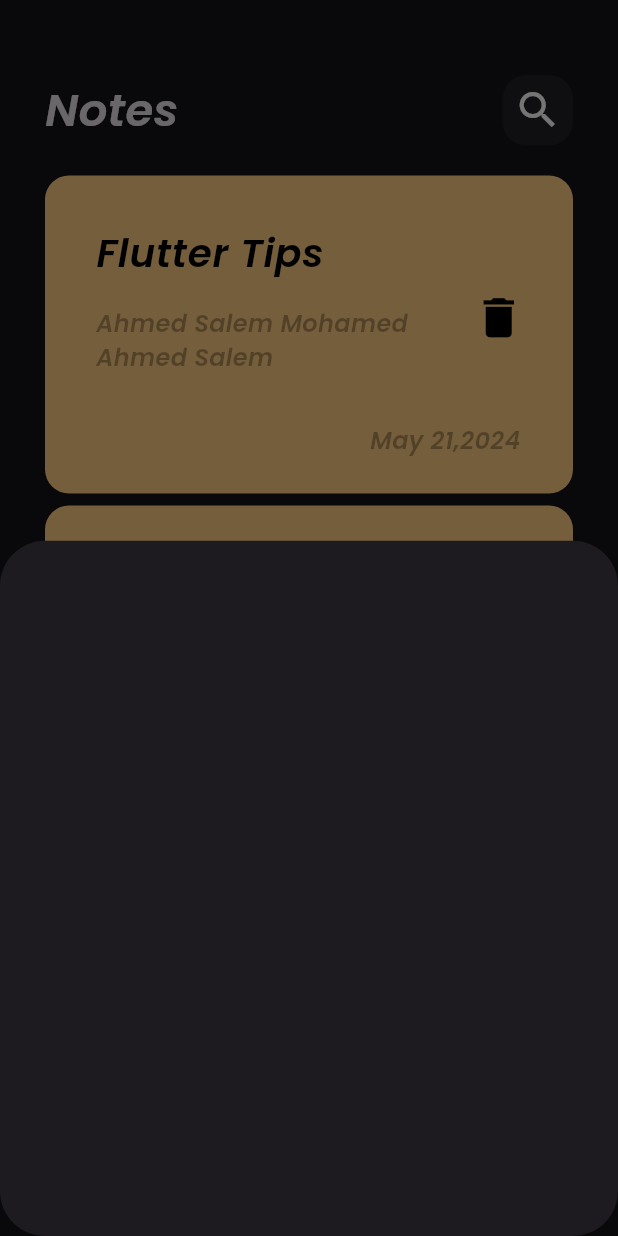
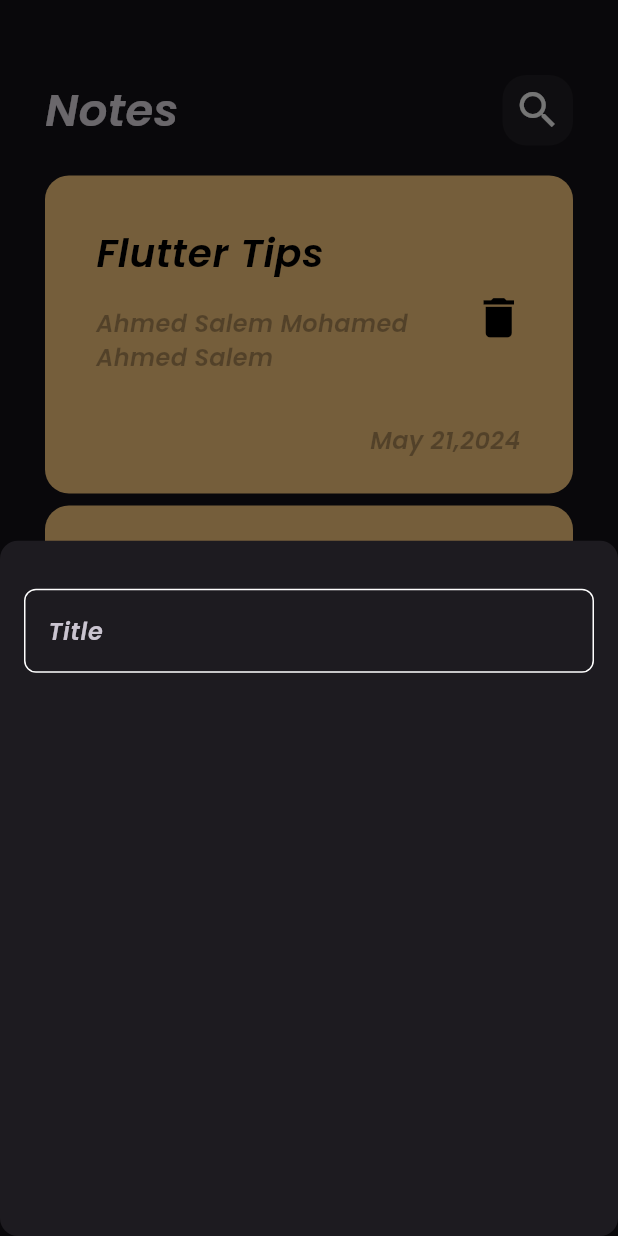
Before and after one commit to ahmedsalem2002m/notes_app, a Flutter app: the screen it shows after launch, after a tap on the "add" icon, on a phone screen of 412 x 824 dp. Run offline on Flutter 3.47's test engine with Material 3 defaults, Android fonts, the phone set to English and light mode, and no system bars.

Commit message:
create custom text field and primary color

```diff
--- /dev/null
+++ b/lib/constants.dart
@@ -0,0 +1,2 @@
+import 'package:flutter/animation.dart';
+  const kPrimaryColor=   Color(0xff62FCD7);
--- a/lib/views/notes_view.dart
+++ b/lib/views/notes_view.dart
@@ -1,4 +1,5 @@
 import 'package:flutter/material.dart';
+import 'package:notes_app/constants.dart';
 import 'package:notes_app/views/widgets/custom_notes_bottomsheet.dart';
 import 'package:notes_app/views/widgets/notes_view_body.dart';
 
@@ -11,13 +12,13 @@ class NotesView extends StatelessWidget {
       floatingActionButton: FloatingActionButton(
         onPressed:(){showModalBottomSheet(
             shape: RoundedRectangleBorder(
-                borderRadius: BorderRadius.circular(30)
+                borderRadius: BorderRadius.circular(12)
             ),
             context: context,
             builder: (context){
           return const AddNotesBottomSheet();
         });} ,
-        backgroundColor: Colors.teal,
+        backgroundColor: kPrimaryColor,
         child: const Icon(
           color: Colors.black,
           Icons.add
--- a/lib/views/widgets/custom_app_bar.dart
+++ b/lib/views/widgets/custom_app_bar.dart
@@ -7,8 +7,8 @@ class CustomAppBar extends StatelessWidget {
 
   @override
   Widget build(BuildContext context) {
-    return Row(
-      children: const [
+    return const Row(
+      children: [
         Text(
             'Notes',
           style: TextStyle(
--- a/lib/views/widgets/custom_notes_bottomsheet.dart
+++ b/lib/views/widgets/custom_notes_bottomsheet.dart
@@ -1,10 +1,22 @@
 import 'package:flutter/material.dart';
+
+import 'custom_text_field.dart';
 
 class AddNotesBottomSheet extends StatelessWidget {
   const AddNotesBottomSheet({super.key});
 
   @override
   Widget build(BuildContext context) {
-    return Container();
+    return const Padding(
+      padding: EdgeInsets.symmetric(
+        horizontal: 16
+      ),
+      child: Column(
+        children: [
+          SizedBox(height: 32,),
+          CustomTextField(),
+        ],
+      ),
+    );
   }
 }
--- a/lib/views/widgets/custom_search_icon.dart
+++ b/lib/views/widgets/custom_search_icon.dart
@@ -5,14 +5,14 @@ class CustomSearchIcon extends StatelessWidget {
 
   @override
   Widget build(BuildContext context) {
-    return Container(
+    return  Container(
       height: 47,
       width: 47,
       decoration: BoxDecoration(
         borderRadius: BorderRadius.circular(16),
           color: Colors.white.withOpacity(.05)
       ),
-      child: Center(
+      child: const Center(
         child: Icon(
           size: 32,
             Icons.search
--- /dev/null
+++ b/lib/views/widgets/custom_text_field.dart
@@ -0,0 +1,28 @@
+import 'package:flutter/material.dart';
+import 'package:notes_app/constants.dart';
+
+class CustomTextField extends StatelessWidget {
+  const CustomTextField({super.key});
+
+  @override
+  Widget build(BuildContext context) {
+    return TextField(
+      cursorColor: kPrimaryColor,
+      decoration: InputDecoration(
+        hintText: "Title",
+        border: buildBorder(),
+        enabledBorder: buildBorder(),
+        focusedBorder:buildBorder(kPrimaryColor)
+      ),
+    );
+  }
+
+  OutlineInputBorder buildBorder([color]){
+    return OutlineInputBorder(
+        borderRadius: BorderRadius.circular(8),
+        borderSide:  BorderSide(
+          color: color ?? Colors.white,
+        )
+    );
+  }
+}
```
